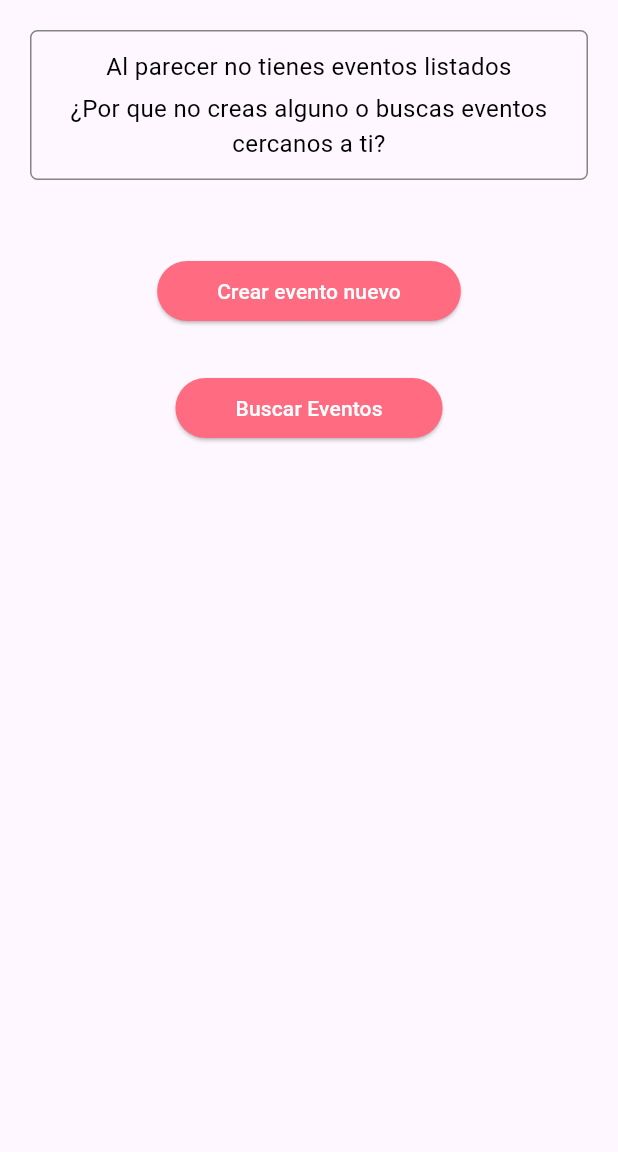
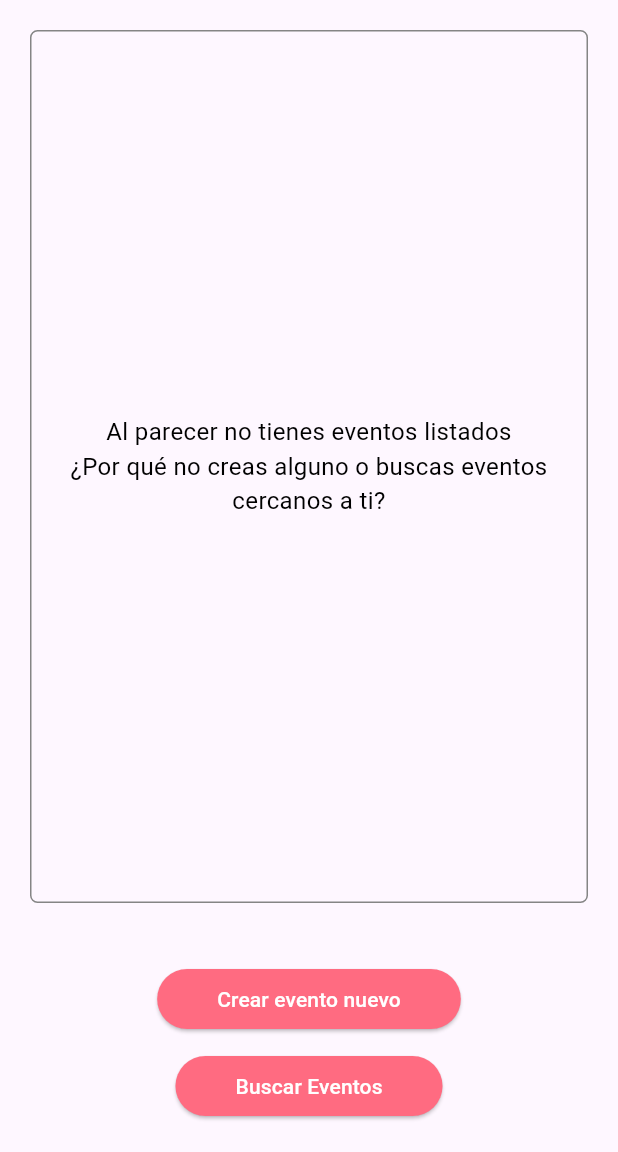
Before and after one commit to kurkobein/tailsgram, a Flutter app: the PaginaEventos screen opened directly, on a phone screen of 412 x 824 dp, the part 84-1236 px from its top. Run offline on Flutter 3.47's test engine with Material 3 defaults, Android fonts, the phone set to English and light mode, and no system bars; our stand-ins replace cloud_firestore, file_picker, firebase_auth, firebase_core, flutter_map, geolocator and 5 more; accounts and stored records are empty.

Commit message:
Se listan los eventos

```diff
--- a/lib/pages/eventos_page.dart
+++ b/lib/pages/eventos_page.dart
@@ -1,6 +1,7 @@
 import 'package:flutter/material.dart';
 import 'package:tailsgram/widgets/boton_estandar.dart';
 import 'package:tailsgram/pages/crear_evento.dart';
+import 'package:cloud_firestore/cloud_firestore.dart';
 
 class PaginaEventos extends StatelessWidget {
   const PaginaEventos({super.key});
@@ -18,16 +19,26 @@ class PaginaEventos extends StatelessWidget {
         backgroundColor: const Color(0xFFAAF0D1),
       ),
       body: Column(
-        mainAxisAlignment: MainAxisAlignment.start,
         children: [
-          Padding(
+          Expanded(
+            child: StreamBuilder<QuerySnapshot>(
+              stream: FirebaseFirestore.instance.collection('eventos').snapshots(),
+              builder: (context, snapshot) {
+                if (snapshot.connectionState == ConnectionState.waiting) {
+                  return const Center(child: CircularProgressIndicator());
+                }
+                if (!snapshot.hasData || snapshot.data!.docs.isEmpty) {
+                  return Padding(
                     padding: const EdgeInsets.symmetric(horizontal: 20, vertical: 20),
                     child: Container(
                       width: double.infinity,
-              height: 100,
+                      height: 150,
                       decoration: BoxDecoration(
                         borderRadius: BorderRadius.circular(5),
-                border: Border.all(color: const Color.fromARGB(255, 133, 133, 133), width: 1),
+                        border: Border.all(
+                          color: const Color.fromARGB(255, 133, 133, 133),
+                          width: 1,
+                        ),
                       ),
                       child: const Center(
                         child: Column(
@@ -38,17 +49,68 @@ class PaginaEventos extends StatelessWidget {
                               style: TextStyle(color: Colors.black, fontSize: 16),
                               textAlign: TextAlign.center,
                             ),
-                    SizedBox(height: 5),
-                    Text('¿Por que no creas alguno o buscas eventos cercanos a ti?',
+                            Text(
+                              '¿Por qué no creas alguno o buscas eventos cercanos a ti?',
                               style: TextStyle(color: Colors.black, fontSize: 16),
                               textAlign: TextAlign.center,
                             ),
                           ],
                         ),
-              )
                       ),
                     ),
-          SizedBox(height: 30),
+                  );
+                } else {
+                  return ListView.builder(
+                    itemCount: snapshot.data!.docs.length,
+                    itemBuilder: (context, index) {
+                      final evento = snapshot.data!.docs[index];
+                      final titulo = evento['titulo'] ?? 'Sin título';
+                      final descripcion = evento['descripcion'] ?? '';
+                      final fechaHora = evento['fechaHora'] != null
+                          ? (evento['fechaHora'] as Timestamp).toDate()
+                          : null;
+
+                      return Padding(
+                          padding: const EdgeInsets.symmetric(horizontal: 16, vertical: 7),
+                          child: Column(
+                            crossAxisAlignment: CrossAxisAlignment.start,
+                            children: [
+                              Text(
+                                titulo,
+                                style: const TextStyle(fontSize: 18, fontWeight: FontWeight.bold),
+                              ),
+                              const SizedBox(height: 8),
+                              Text(
+                                descripcion,
+                                style: const TextStyle(fontSize: 14),
+                              ),
+                              const SizedBox(height: 12),
+                              Row(
+                                children: [
+                                  const Icon(Icons.calendar_today, size: 16, color: Colors.grey),
+                                  const SizedBox(width: 6),
+                                  Text(
+                                    fechaHora != null
+                                        ? '${fechaHora.day}/${fechaHora.month}/${fechaHora.year} ${fechaHora.hour.toString().padLeft(2, '0')}:${fechaHora.minute.toString().padLeft(2, '0')}'
+                                        : 'Fecha no disponible',
+                                    style: const TextStyle(color: Colors.grey),
+                                  ),
+                                ],
+                              ),
+                              Divider(
+                                color: const Color.fromARGB(255, 133, 133, 133),
+                                height: 30,
+                              ),
+                            ],
+                          ),
+                        );
+                    },
+                  );
+                }
+              },
+            ),
+          ),
+          const SizedBox(height: 20),
           BotonEstandar(
             texto: 'Crear evento nuevo',
             onPressed: () {
@@ -57,23 +119,21 @@ class PaginaEventos extends StatelessWidget {
                 MaterialPageRoute(
                   builder: (context) => CrearEvento(
                     onGuardar: (titulo, descripcion, fechaHora) {
-                      // Aquí haces algo con el evento, por ejemplo:
                       print('Título: $titulo\nDescripción: $descripcion\nFechaHora: $fechaHora');
                     },
                   ),
                 ),
               );
-
-
             },
           ),
-          SizedBox(height: 30),
+          const SizedBox(height: 10),
           BotonEstandar(
             texto: 'Buscar Eventos',
             onPressed: () {
               Navigator.pushNamed(context, '/buscar-eventos');
             },
           ),
+          const SizedBox(height: 20),
         ],
       ),
     );
```
Lines whose indentation alone changed are shown as unchanged.
